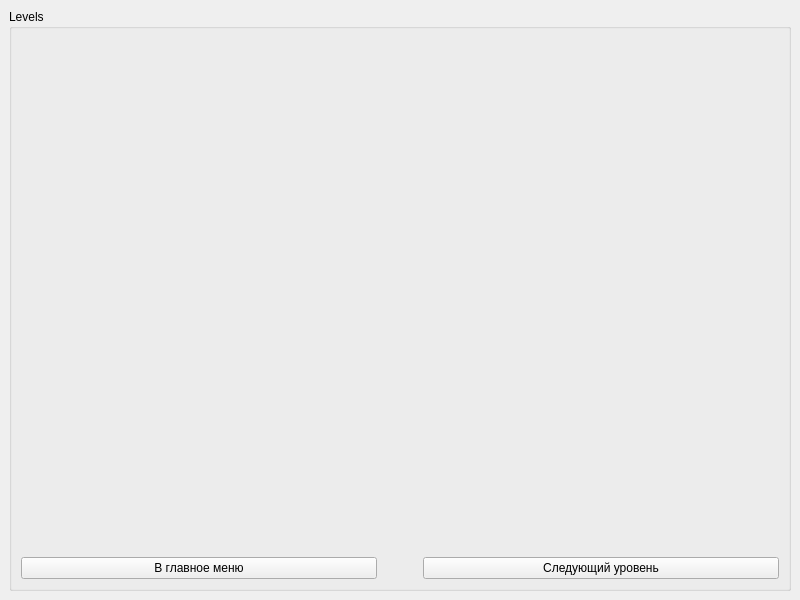
This is ui/Matrix.ui in unitedtimur/unigame as Qt 5 draws it before an edit. The edited form follows.
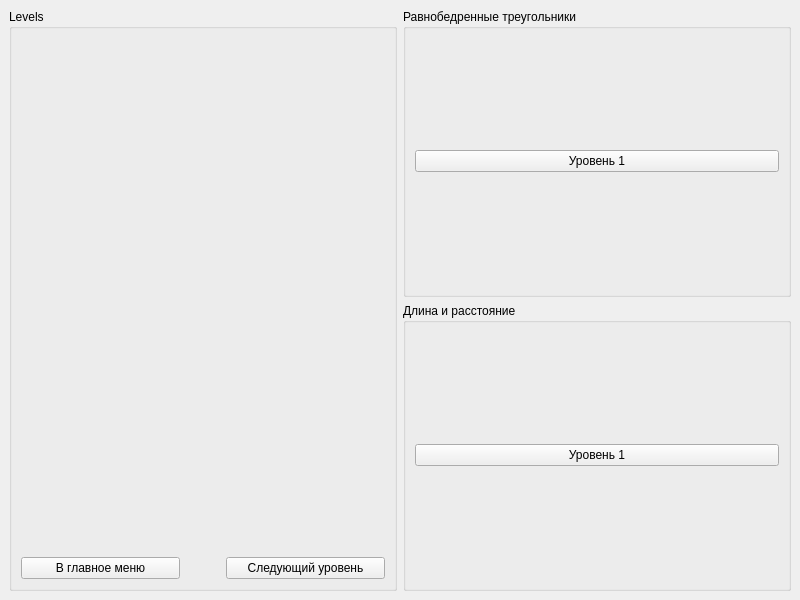
This is the edited form.

Commit message: init choosing levels

What changed in the file:
```diff
--- a/ui/Matrix.ui
+++ b/ui/Matrix.ui
@@ -148,6 +148,42 @@
       </item>
      </layout>
     </item>
+    <item>
+     <layout class="QVBoxLayout" name="levelsLayout">
+      <item>
+       <widget class="QGroupBox" name="triangleGroupBox">
+        <property name="title">
+         <string>Равнобедренные треугольники</string>
+        </property>
+        <layout class="QVBoxLayout" name="verticalLayout_7">
+         <item>
+          <widget class="QPushButton" name="Level_1_Button">
+           <property name="text">
+            <string>Уровень 1</string>
+           </property>
+          </widget>
+         </item>
+        </layout>
+       </widget>
+      </item>
+      <item>
+       <widget class="QGroupBox" name="lengthAndDistanceGroupBox">
+        <property name="title">
+         <string>Длина и расстояние</string>
+        </property>
+        <layout class="QVBoxLayout" name="levelPrymaeLayout">
+         <item>
+          <widget class="QPushButton" name="pushButton">
+           <property name="text">
+            <string>Уровень 1</string>
+           </property>
+          </widget>
+         </item>
+        </layout>
+       </widget>
+      </item>
+     </layout>
+    </item>
    </layout>
   </widget>
  </widget>
```
Left out of the diff: 54 changed lines with no effect on the pictures. The commit also changes 6 other files.
